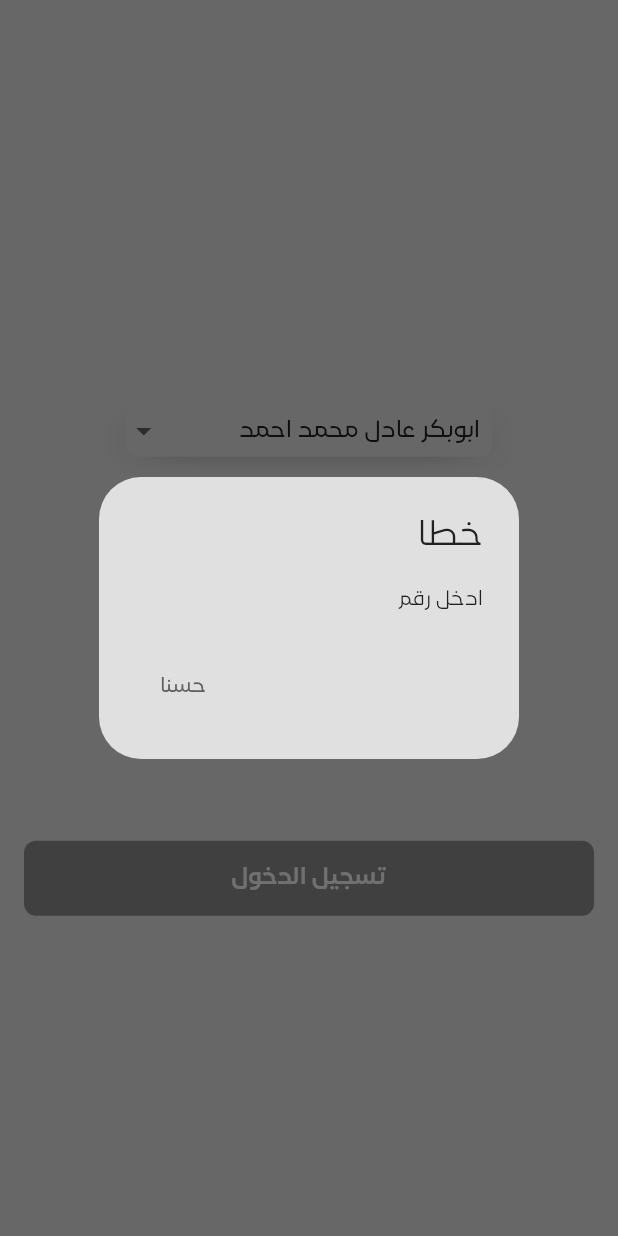
After one commit to Khaledll9/University_Expenses, a Flutter app: the screen it shows after launch, after a tap on "تسجيل الدخول", on a phone screen of 412 x 824 dp. The commit adds this screen. Run offline on Flutter 3.47's test engine with Material 3 defaults, Android fonts, the phone set to English and light mode, and no system bars; drawn by our look-alikes of animated_toggle_switch; our stand-ins replace cloud_firestore, curved_navigation_bar, firebase_core, flutter_riverpod, hugeicons, liquid_pull_to_refresh and 1 more; accounts and stored records are empty.

Commit message:
Modify file to MVVM architecture

```diff
--- a/lib/core/helper_function/on_generate_routes.dart
+++ b/lib/core/helper_function/on_generate_routes.dart
@@ -5,10 +5,9 @@ import 'package:expenses/features/setting/presentation/view/setting_view.dart';
 import 'package:expenses/features/setting/presentation/view/show_student_view.dart';
 import 'package:expenses/features/setting/presentation/view/widget/show_student_expense_view.dart';
 import 'package:expenses/features/setting/presentation/view/widget/show_user.dart';
-import 'package:expenses/features/sing_in/presentation/view/sing_in_view.dart';
+import 'package:expenses/features/sign_in/view/sign_in_view.dart';
+import 'package:expenses/features/sign_in/view/widgets/waiting_accept_view.dart';
 import 'package:flutter/material.dart';
-
-import '../../features/sing_in/presentation/view/widget/waiting_accept_view.dart';
 
 Route<dynamic> onGenerateRoute(RouteSettings setting) {
   switch (setting.name) {
@@ -22,8 +21,8 @@ Route<dynamic> onGenerateRoute(RouteSettings setting) {
       return MaterialPageRoute(
         builder: (context) => const SettingView(expenses: []),
       );
-    case SingInView.routeName:
-      return MaterialPageRoute(builder: (context) => const SingInView());
+    case SignInView.routeName:
+      return MaterialPageRoute(builder: (context) => const SignInView());
     case AddExpenseView.routeName:
       return MaterialPageRoute(builder: (context) => const AddExpenseView());
     case ShowStudentView.routeName:
--- a/lib/features/setting/presentation/view/show_student_view.dart
+++ b/lib/features/setting/presentation/view/show_student_view.dart
@@ -2,7 +2,7 @@ import 'package:expenses/features/home/models/user.dart';
 import 'package:expenses/core/providers/show_students_notifier.dart';
 import 'package:expenses/core/widgets/drop_down_menu_list.dart';
 import 'package:expenses/features/setting/presentation/view/widget/show_student_expense_view.dart';
-import 'package:expenses/features/sing_in/presentation/view/widget/custom_buttom.dart';
+import 'package:expenses/features/sign_in/view/widgets/custom_button.dart';
 import 'package:flutter/material.dart';
 import 'package:flutter_riverpod/flutter_riverpod.dart';
 
--- /dev/null
+++ b/lib/features/sign_in/view/sign_in_view.dart
@@ -0,0 +1,120 @@
+import 'package:expenses/core/widgets/drop_down_menu_list.dart';
+import 'package:expenses/features/home/models/user.dart';
+import 'package:expenses/features/sign_in/view/widgets/custom_button.dart';
+import 'package:expenses/features/sign_in/view/widgets/custom_text_field.dart';
+import 'package:expenses/features/sign_in/view/widgets/custom_toggle_button.dart';
+import 'package:expenses/features/sign_in/view/widgets/waiting_accept_view.dart';
+import 'package:expenses/features/sign_in/view_model/sign_in_view_model.dart';
+import 'package:flutter/material.dart';
+import 'package:flutter_riverpod/flutter_riverpod.dart';
+
+class SignInView extends ConsumerStatefulWidget {
+  const SignInView({super.key});
+
+  static const String routeName = 'SignInView';
+
+  @override
+  ConsumerState<SignInView> createState() => _SignInViewState();
+}
+
+class _SignInViewState extends ConsumerState<SignInView> {
+  final amountController = TextEditingController();
+
+  @override
+  void dispose() {
+    amountController.dispose();
+    super.dispose();
+  }
+
+  void _submitData() async {
+    final viewModel = ref.read(signInViewModelProvider.notifier);
+    final id = await viewModel.signIn(amountController.text);
+
+    if (id != null) {
+      if (mounted) {
+        Navigator.pushReplacement(
+          context,
+          MaterialPageRoute(builder: (context) => WaitingAcceptView(id: id)),
+        );
+      }
+    } else {
+      _showErrorDialog();
+    }
+  }
+
+  void _showErrorDialog() {
+    showDialog(
+      context: context,
+      builder: (ctx) => AlertDialog(
+        title: const Text('خطا'),
+        content: const Text('ادخل رقم'),
+        actions: [
+          TextButton(
+            onPressed: () {
+              Navigator.pop(ctx);
+            },
+            child: Text(
+              'حسنا',
+              style: TextStyle(
+                color: Theme.of(context).colorScheme.onPrimaryContainer,
+              ),
+            ),
+          ),
+        ],
+      ),
+    );
+  }
+
+  @override
+  Widget build(BuildContext context) {
+    final state = ref.watch(signInViewModelProvider);
+    final viewModel = ref.read(signInViewModelProvider.notifier);
+
+    // User is true (firstName), Admin is false (secondName) logic from original app?
+    // Original: firstName: 'مستخدم', secondName: "مسؤول"
+    // Toggle: true -> User, false -> Admin?
+    // state.isAdmin = false (default) implies User.
+    // So if isAdmin is false, we want Toggle to be true.
+    final toggleValue = !state.isAdmin;
+
+    return Scaffold(
+      appBar: AppBar(backgroundColor: Colors.transparent),
+      body: SafeArea(
+        child: Padding(
+          padding: const EdgeInsets.all(16.0),
+          child: Center(
+            child: Column(
+              mainAxisAlignment: MainAxisAlignment.center,
+              children: [
+                DropDownMenuList(
+                  studentList: Students,
+                  studentName: state.studentName,
+                  onChange: (value) {
+                    if (value != null) {
+                      viewModel.changeStudent(value);
+                    }
+                  },
+                ),
+                const SizedBox(height: 25),
+                CustomToggleButton(
+                  firstName: 'مستخدم',
+                  secondName: "مسؤول",
+                  currentValue: toggleValue,
+                  onChanged: viewModel.toggleAdmin,
+                ),
+                const SizedBox(height: 25),
+                CustomTextField(
+                  labelName: 'رقم',
+                  amountController: amountController,
+                ),
+                const SizedBox(height: 100),
+
+                CustomButton(buttonName: 'تسجيل الدخول', onTap: _submitData),
+              ],
+            ),
+          ),
+        ),
+      ),
+    );
+  }
+}
--- /dev/null
+++ b/lib/features/sign_in/view/widgets/custom_button.dart
@@ -0,0 +1,38 @@
+import 'package:flutter/material.dart';
+
+class CustomButton extends StatelessWidget {
+  const CustomButton({
+    super.key,
+    required this.buttonName,
+    required this.onTap,
+  });
+
+  final String buttonName;
+  final VoidCallback onTap;
+
+  @override
+  Widget build(BuildContext context) {
+    return InkWell(
+      splashColor: Colors.white,
+      onTap: onTap,
+      borderRadius: const BorderRadius.all(Radius.circular(8)),
+      child: Container(
+        alignment: Alignment.center,
+        decoration: BoxDecoration(
+          color: Theme.of(context).colorScheme.secondary.withAlpha(200),
+          borderRadius: const BorderRadius.all(Radius.circular(8)),
+        ),
+        height: 50,
+        width: double.infinity,
+        child: Text(
+          buttonName,
+          style: TextStyle(
+            color: Theme.of(context).colorScheme.primaryContainer,
+            fontWeight: FontWeight.bold,
+            fontSize: 16,
+          ),
+        ),
+      ),
+    );
+  }
+}
--- /dev/null
+++ b/lib/features/sign_in/view/widgets/custom_text_field.dart
@@ -0,0 +1,55 @@
+import 'package:flutter/material.dart';
+
+class CustomTextField extends StatelessWidget {
+  const CustomTextField({
+    super.key,
+    required this.labelName,
+    required this.amountController,
+    this.prefixText = '',
+  });
+
+  final String labelName;
+  final TextEditingController amountController;
+  final String prefixText;
+
+  @override
+  Widget build(BuildContext context) {
+    return SizedBox(
+      width: 250,
+      child: TextFormField(
+        controller: amountController,
+        keyboardType: TextInputType.number,
+        decoration: InputDecoration(
+          prefixText: prefixText,
+          hintText: 'ادخل رقم',
+          hintStyle: TextStyle(
+            fontSize: 14,
+            color: Theme.of(context).colorScheme.secondary,
+          ),
+          labelText: labelName,
+          labelStyle: TextStyle(
+            color: Theme.of(context).colorScheme.onPrimaryContainer,
+          ),
+
+          border: const OutlineInputBorder(
+            borderRadius: BorderRadius.all(Radius.circular(8)),
+          ),
+          focusedBorder: OutlineInputBorder(
+            borderSide: BorderSide(
+              color: Theme.of(context).colorScheme.secondary,
+              width: 2.0,
+            ),
+          ),
+        ),
+
+        validator: (value) {
+          if (value == null || value.isEmpty) {
+            return 'Please enter a number';
+          }
+          return null;
+        },
+        onSaved: (value) {},
+      ),
+    );
+  }
+}
--- /dev/null
+++ b/lib/features/sign_in/view/widgets/custom_toggle_button.dart
@@ -0,0 +1,67 @@
+import 'package:animated_toggle_switch/animated_toggle_switch.dart';
+import 'package:flutter/material.dart';
+
+class CustomToggleButton extends StatelessWidget {
+  const CustomToggleButton({
+    super.key,
+    required this.firstName,
+    required this.secondName,
+    required this.onChanged,
+    required this.currentValue,
+  });
+
+  final String firstName;
+  final String secondName;
+  final VoidCallback onChanged;
+  final bool currentValue;
+
+  @override
+  Widget build(BuildContext context) {
+    return AnimatedToggleSwitch.size(
+      styleList: [
+        ToggleStyle(
+          backgroundColor: Theme.of(context).colorScheme.inversePrimary,
+        ),
+        ToggleStyle(
+          backgroundColor: Theme.of(context).colorScheme.inversePrimary,
+        ),
+      ],
+      current: currentValue,
+      values: const [true, false],
+      indicatorSize: const Size.fromWidth(125),
+      customIconBuilder: (context, local, global) => Text(
+        local.value ? firstName : secondName,
+        style: TextStyle(
+          fontWeight: FontWeight.w500,
+          fontSize: 16,
+          color: Color.lerp(
+            Theme.of(context).colorScheme.onSurface,
+            Theme.of(context).colorScheme.inversePrimary,
+            local.animationValue,
+          ),
+        ),
+      ),
+      borderWidth: 3.0,
+      iconAnimationType: AnimationType.onHover,
+      style: ToggleStyle(
+        indicatorColor: Theme.of(context).colorScheme.secondary.withAlpha(200),
+        borderColor: Colors.transparent,
+        borderRadius: const BorderRadius.all(Radius.circular(8)),
+        boxShadow: [
+          const BoxShadow(
+            blurRadius: 8,
+            spreadRadius: -15,
+            offset: Offset(0, 12),
+          ),
+        ],
+      ),
+      selectedIconScale: 1,
+      // The original widget called onChanged() which was VoidCallback,
+      // but AnimatedToggleSwitch passes the new value.
+      // We should probably rely on the parent to update the state passed in 'currentValue'.
+      onChanged: (value) {
+        onChanged();
+      },
+    );
+  }
+}
--- /dev/null
+++ b/lib/features/sign_in/view_model/sign_in_view_model.dart
@@ -0,0 +1,74 @@
+import 'package:expenses/core/constants.dart';
+import 'package:expenses/core/providers/users_notifier.dart';
+import 'package:expenses/core/utils/shared_preferences_singleton.dart';
+import 'package:expenses/features/home/models/expense.dart'; // for uuid
+import 'package:expenses/features/home/models/user.dart';
+import 'package:flutter_riverpod/flutter_riverpod.dart';
+
+class SignInState {
+  final String studentName;
+  final bool isAdmin;
+
+  SignInState({required this.studentName, required this.isAdmin});
+
+  SignInState copyWith({String? studentName, bool? isAdmin}) {
+    return SignInState(
+      studentName: studentName ?? this.studentName,
+      isAdmin: isAdmin ?? this.isAdmin,
+    );
+  }
+
+  factory SignInState.initial() {
+    return SignInState(
+      studentName: Students.isNotEmpty ? Students.first : '',
+      isAdmin: false,
+    );
+  }
+}
+
+class SignInViewModel extends Notifier<SignInState> {
+  @override
+  SignInState build() {
+    return SignInState.initial();
+  }
+
+  void changeStudent(String name) {
+    state = state.copyWith(studentName: name);
+    // Also updating Prefs here if needed, or wait until submit?
+    // The original code updated Prefs immediately: Prefs.setName(kUserName, value);
+    Prefs.setName(kUserName, name);
+  }
+
+  void toggleAdmin() {
+    state = state.copyWith(isAdmin: !state.isAdmin);
+  }
+
+  // Returns the ID if successful, null otherwise
+  Future<String?> signIn(String phoneNumber) async {
+    final enteredAmount = int.tryParse(phoneNumber);
+    if (enteredAmount == null || enteredAmount <= 0) {
+      return null;
+    }
+
+    final id = uuid.v4().substring(0, 8);
+    final user = User(
+      id: id,
+      name: state.studentName,
+      isAdmin: state.isAdmin,
+      number: phoneNumber,
+      isAccepted: false,
+    );
+
+    Prefs.setBool(kIsAdmin, state.isAdmin);
+    Prefs.setBool(kIsSingInPressed, true);
+
+    // We interact with the repo/global notifier
+    await ref.read(usersNotifierNotifierProvider.notifier).addUser(user);
+
+    return id;
+  }
+}
+
+final signInViewModelProvider = NotifierProvider<SignInViewModel, SignInState>(
+  () => SignInViewModel(),
+);
--- a/lib/main.dart
+++ b/lib/main.dart
@@ -2,8 +2,8 @@ import 'package:expenses/core/helper_function/on_generate_routes.dart';
 import 'package:expenses/core/providers/change_theme_notifier.dart';
 import 'package:expenses/core/utils/shared_preferences_singleton.dart';
 import 'package:expenses/features/home/presentation/view/home_view.dart';
-import 'package:expenses/features/sing_in/presentation/view/sing_in_view.dart';
-import 'package:expenses/features/sing_in/presentation/view/widget/waiting_accept_view.dart';
+import 'package:expenses/features/sign_in/view/sign_in_view.dart';
+import 'package:expenses/features/sign_in/view/widgets/waiting_accept_view.dart';
 import 'package:expenses/firebase_options.dart';
 import 'package:firebase_core/firebase_core.dart';
 import 'package:flutter/material.dart';
@@ -51,7 +51,7 @@ class MyApp extends ConsumerWidget {
           ? HomeView.routeName
           : isSingInPressed
           ? WaitingAcceptView.routeName
-          : SingInView.routeName,
+          : SignInView.routeName,
       // home: ShowStudentExpenseView(),
       onGenerateRoute: onGenerateRoute,
     );
```
Also changed, not shown: lib/features/add_expense/presentation/view/add_expense_view.dart (+52 -87 lines), lib/features/add_expense/view_model/add_expense_view_model.dart (added, +108 -0 lines), lib/features/sign_in/view/widgets/waiting_accept_view.dart (added, +79 -0 lines).
